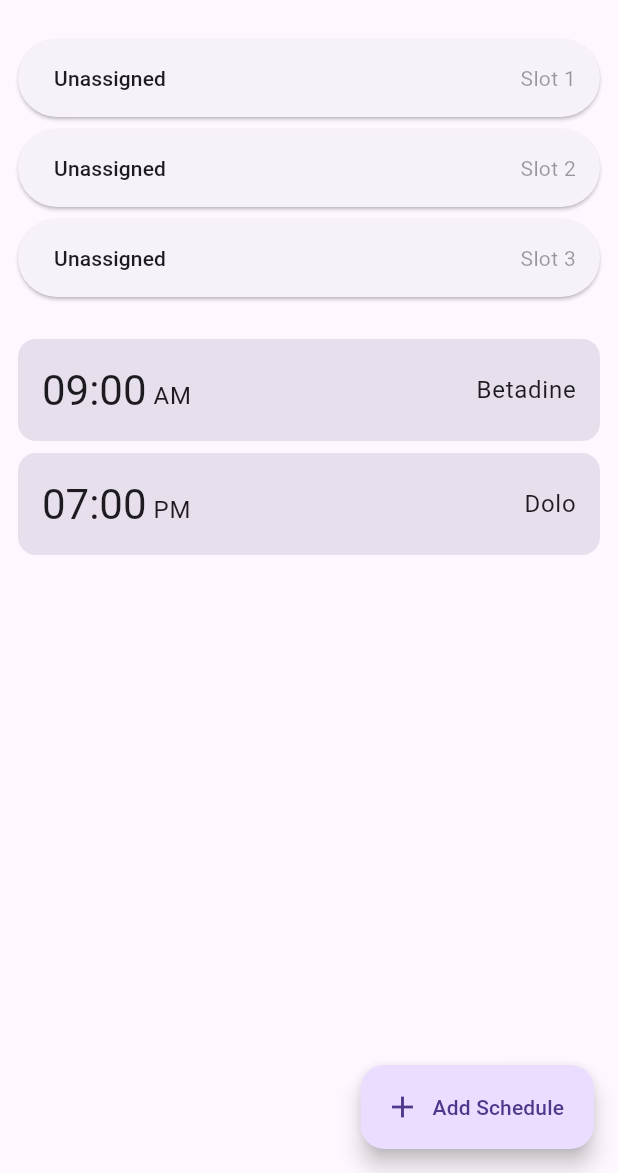
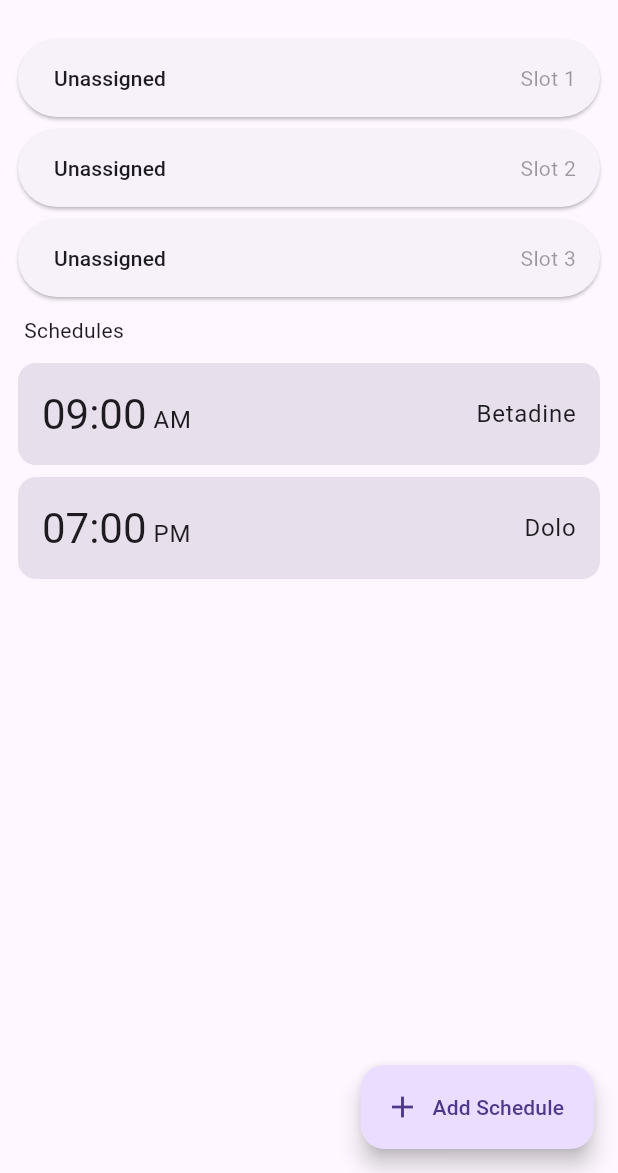
Before and after one commit to sudormrfbin/medis, a Flutter app: the screen it shows after launch, on a phone screen of 412 x 824 dp, the part 63-1236 px from its top. Run offline on Flutter 3.47's test engine with Material 2 defaults, Android fonts, the phone set to English and light mode, and no system bars; our stand-ins replace floor, flutter_riverpod, sqflite; accounts and stored records are empty; generated files the repository leaves out were written again.

Commit message:
Add heading and refactor

```diff
--- a/lib/pages/main.dart
+++ b/lib/pages/main.dart
@@ -54,9 +54,11 @@ class _MainPageState extends ConsumerState<MainPage> {
       return const Center(child: CircularProgressIndicator());
     }, data: (slots) {
       return Column(crossAxisAlignment: CrossAxisAlignment.stretch, children: [
-        for (int i = 0; i <= 2; i++)
-          buildPillCard(context, slots.get(i), i + 1),
-        const SizedBox(height: 20),
+        for (int i = 0; i <= 2; i++) SlotCard(slot: slots.get(i), id: i + 1),
+        Padding(
+          padding: const EdgeInsets.all(8.0),
+          child: const Text('Schedules'),
+        ),
         for (final schedule in schedules) buildScheduleTile(context, schedule),
       ]);
     });
@@ -97,8 +99,15 @@ class _MainPageState extends ConsumerState<MainPage> {
       ),
     );
   }
+}
 
-  Widget buildPillCard(BuildContext context, Slot? slot, int id) {
+class SlotCard extends StatelessWidget {
+  final Slot? slot;
+  final int id;
+  const SlotCard({super.key, this.slot, required this.id});
+
+  @override
+  Widget build(BuildContext context) {
     return buildCard(
       context,
       title: slot?.name ?? 'Unassigned',
```
